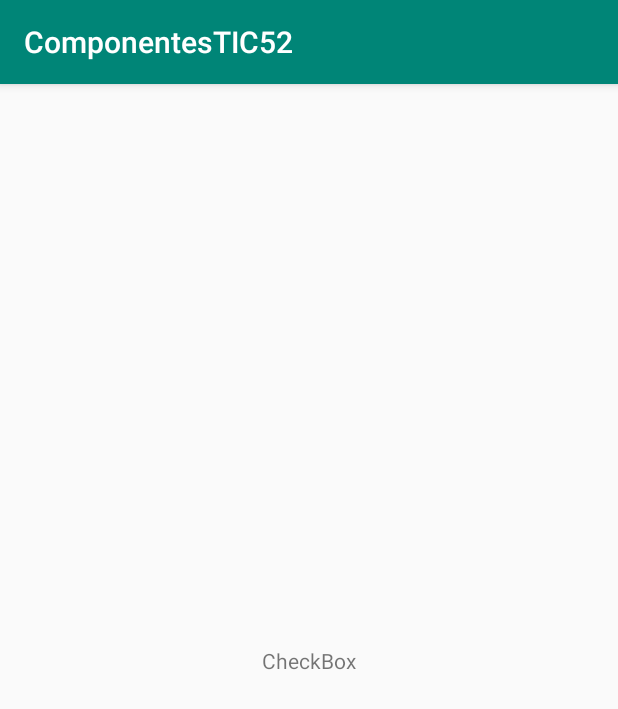
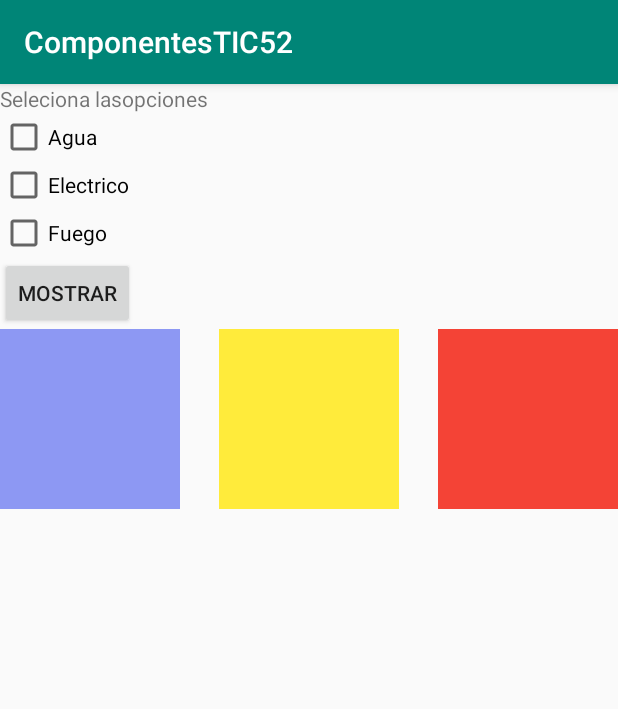
Before and after one commit to salvadorhmutec/componentes_android_tic52, an Android app: the Activity_CheckBox screen opened directly, with no data from a screen before it, on a phone screen of 412 x 824 dp. Shown: the top 709 px of the screen. Run offline under Robolectric (Android 15) with nearby library versions, the phone set to English and light mode, and no system bars.

Commit message:
Comonente CheckBox

```diff
--- a/app/src/main/java/com/blogspot/salvadorhm/componentestic52/Activity_CheckBox.java
+++ b/app/src/main/java/com/blogspot/salvadorhm/componentestic52/Activity_CheckBox.java
@@ -2,12 +2,40 @@ package com.blogspot.salvadorhm.componentestic52;
 
 import android.support.v7.app.AppCompatActivity;
 import android.os.Bundle;
+import android.view.View;
+import android.widget.CheckBox;
+import android.widget.ImageView;
 
 public class Activity_CheckBox extends AppCompatActivity {
-
+    CheckBox ch1, ch2, ch3;
+    ImageView iv1, iv2, iv3;
     @Override
     protected void onCreate(Bundle savedInstanceState) {
         super.onCreate(savedInstanceState);
         setContentView(R.layout.activity__check_box);
+
+        ch1= findViewById(R.id.checkBox1);
+        ch2= findViewById(R.id.checkBox2);
+        ch3= findViewById(R.id.checkBox3);
+
+        iv1= findViewById(R.id.imageView1);
+        iv2= findViewById(R.id.imageView2);
+        iv3= findViewById(R.id.imageView3);
+    }
+
+    public void mostrar (View view){
+        iv1.setImageResource(R.drawable.img4);
+        iv2.setImageResource(R.drawable.img4);
+        iv3.setImageResource(R.drawable.img4);
+
+        if (ch1.isChecked()==true){
+            iv1.setImageResource(R.drawable.img1);
+        }
+        if (ch2.isChecked()==true){
+            iv2.setImageResource(R.drawable.img2);
+        }
+        if (ch3.isChecked()==true){
+            iv3.setImageResource(R.drawable.img3);
+        }
     }
 }
--- a/app/src/main/res/layout/activity__check_box.xml
+++ b/app/src/main/res/layout/activity__check_box.xml
@@ -1,22 +1,70 @@
 <?xml version="1.0" encoding="utf-8"?>
-<android.support.constraint.ConstraintLayout xmlns:android="http://schemas.android.com/apk/res/android"
+<LinearLayout xmlns:android="http://schemas.android.com/apk/res/android"
     xmlns:app="http://schemas.android.com/apk/res-auto"
     xmlns:tools="http://schemas.android.com/tools"
     android:layout_width="match_parent"
     android:layout_height="match_parent"
-    tools:context=".Activity_CheckBox">
+    tools:context=".Activity_CheckBox"
+    android:orientation="vertical">
 
     <TextView
         android:layout_width="wrap_content"
         android:layout_height="wrap_content"
-        android:layout_marginStart="8dp"
-        android:layout_marginTop="8dp"
-        android:layout_marginEnd="8dp"
-        android:layout_marginBottom="8dp"
-        android:text="@string/checkbox"
-        app:layout_constraintBottom_toBottomOf="parent"
-        app:layout_constraintEnd_toEndOf="parent"
-        app:layout_constraintStart_toStartOf="parent"
-        app:layout_constraintTop_toTopOf="parent" />
+        android:text="Seleciona lasopciones"/>
 
-</android.support.constraint.ConstraintLayout>
+    <CheckBox
+        android:id="@+id/checkBox1"
+        android:layout_width="match_parent"
+        android:layout_height="wrap_content"
+        android:text="Agua" />
+
+    <CheckBox
+        android:id="@+id/checkBox2"
+        android:layout_width="match_parent"
+        android:layout_height="wrap_content"
+        android:text="Electrico" />
+
+    <CheckBox
+        android:id="@+id/checkBox3"
+        android:layout_width="match_parent"
+        android:layout_height="wrap_content"
+        android:text="Fuego" />
+
+    <Button
+        android:layout_width="wrap_content"
+        android:layout_height="wrap_content"
+        android:text="Mostrar"
+        android:id="@+id/button"
+        android:onClick="mostrar"/>
+
+    <RelativeLayout
+        android:layout_width="match_parent"
+        android:layout_height="wrap_content">
+
+        <ImageView
+            android:layout_width="120dp"
+            android:layout_height="120dp"
+            android:background="#ad5b6af1"
+            android:id="@+id/imageView1"
+            android:layout_alignParentLeft="true"/>
+
+
+        <ImageView
+            android:layout_width="120dp"
+            android:layout_height="120dp"
+            android:background="#FFEB3B"
+            android:id="@+id/imageView2"
+            android:layout_centerInParent="true"/>
+
+        <ImageView
+            android:layout_width="120dp"
+            android:layout_height="120dp"
+            android:background="#F44336"
+            android:id="@+id/imageView3"
+            android:layout_alignParentRight="true"/>
+
+
+    </RelativeLayout>
+
+
+</LinearLayout>
```
Also changed, not shown: app/src/main/res/drawable/img1.png (added), app/src/main/res/drawable/img2.png (added), app/src/main/res/drawable/img3.png (added), app/src/main/res/drawable/img4.jpg (added).
